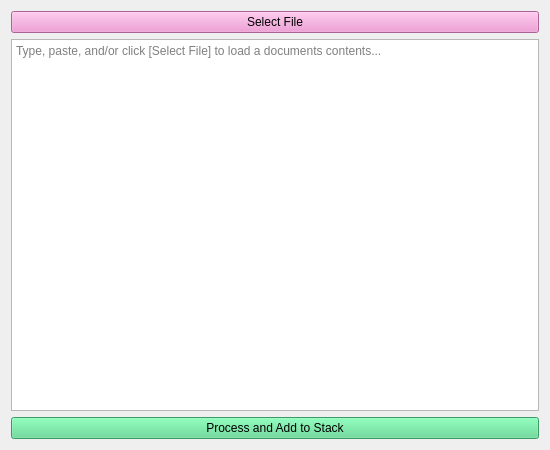
The window that ui_files/subwindow.ui (05remla/new_reactor) describes before a commit, drawn with Qt 5.
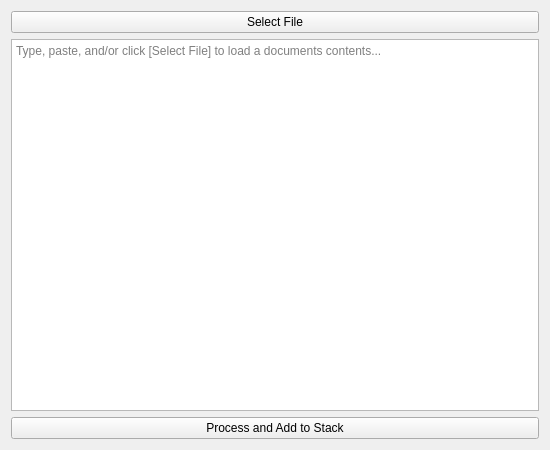
The same window after the commit.

What changed in the file:
```diff
--- a/ui_files/subwindow.ui
+++ b/ui_files/subwindow.ui
@@ -17,7 +17,7 @@
    <item row="0" column="0">
     <widget class="QPushButton" name="file_btn">
      <property name="styleSheet">
-      <string notr="true">background-color: #ef8bce; 
+      <string notr="true">background-color: @color1;
 color: black;</string>
      </property>
      <property name="text">
@@ -35,7 +35,7 @@
    <item row="2" column="0">
     <widget class="QPushButton" name="submit_btn">
      <property name="styleSheet">
-      <string notr="true">background-color: #54d88c; 
+      <string notr="true">background-color: @color2;
 color: black;
 </string>
      </property>
```
